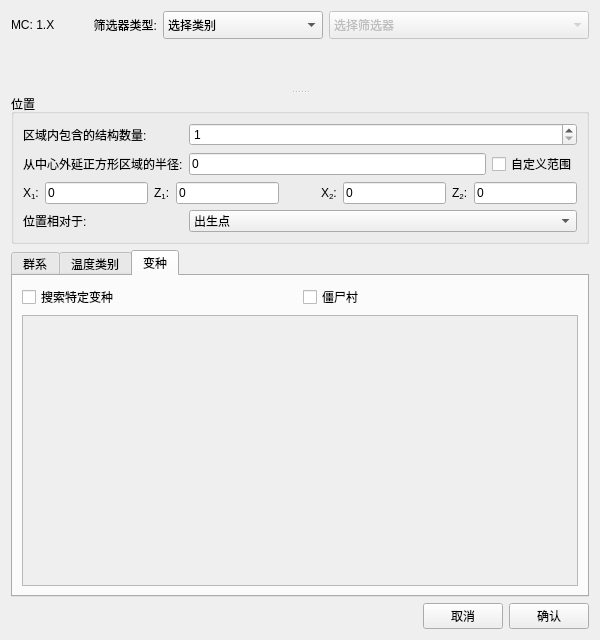
The window that src/filterdialog.ui (Sinbing/cubiomes-viewer) describes before a commit, drawn with Qt 5.
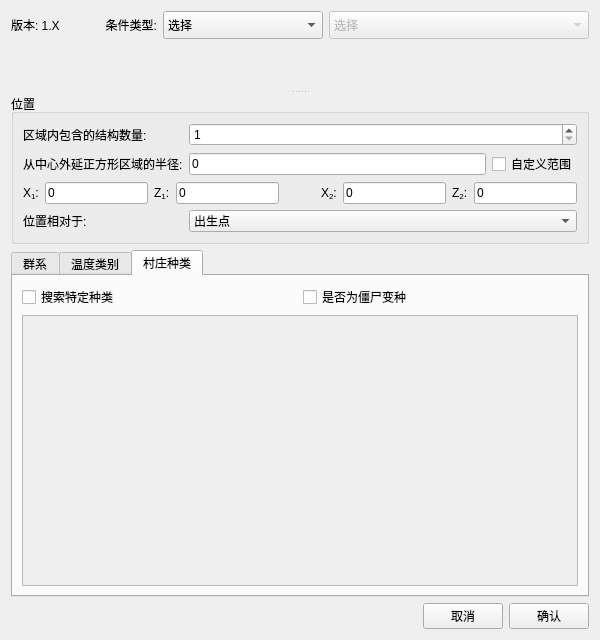
The same window after the commit. The open tabs and pages were chosen to show the change. Icons and pictures are not drawn. Custom widgets are drawn as their Qt base class.

The edit to the form file:
```diff
--- a/src/filterdialog.ui
+++ b/src/filterdialog.ui
@@ -19,7 +19,7 @@
      <item row="0" column="0">
       <widget class="QLabel" name="labelMC">
        <property name="text">
-        <string>MC: 1.X</string>
+        <string>版本: 1.X</string>
        </property>
       </widget>
      </item>
@@ -42,7 +42,7 @@
        </property>
        <item>
         <property name="text">
-         <string>选择类别</string>
+         <string>选择</string>
         </property>
        </item>
        <item>
@@ -135,7 +135,7 @@
        </property>
        <item>
         <property name="text">
-         <string>选择筛选器</string>
+         <string>选择</string>
         </property>
        </item>
       </widget>
@@ -143,7 +143,7 @@
      <item row="0" column="1">
       <widget class="QLabel" name="labelFilterType">
        <property name="text">
-        <string>筛选器类型:</string>
+        <string>条件类型:</string>
        </property>
        <property name="alignment">
         <set>Qt::AlignRight|Qt::AlignTrailing|Qt::AlignVCenter</set>
@@ -464,13 +464,13 @@
          </widget>
          <widget class="QWidget" name="tabVariants">
           <attribute name="title">
-           <string>变种</string>
+           <string>村庄种类</string>
           </attribute>
           <layout class="QGridLayout" name="gridLayout_5">
            <item row="0" column="1">
             <widget class="QCheckBox" name="checkAbandoned">
              <property name="text">
-              <string>僵尸村</string>
+              <string>是否为僵尸变种</string>
              </property>
             </widget>
            </item>
@@ -480,7 +480,7 @@
               <string>仅搜索符合以下选择变种之一的结构</string>
              </property>
              <property name="text">
-              <string>搜索特定变种</string>
+              <string>搜索特定种类</string>
              </property>
             </widget>
            </item>
```
Left out of the diff: 18 changed lines with no effect on the pictures.
